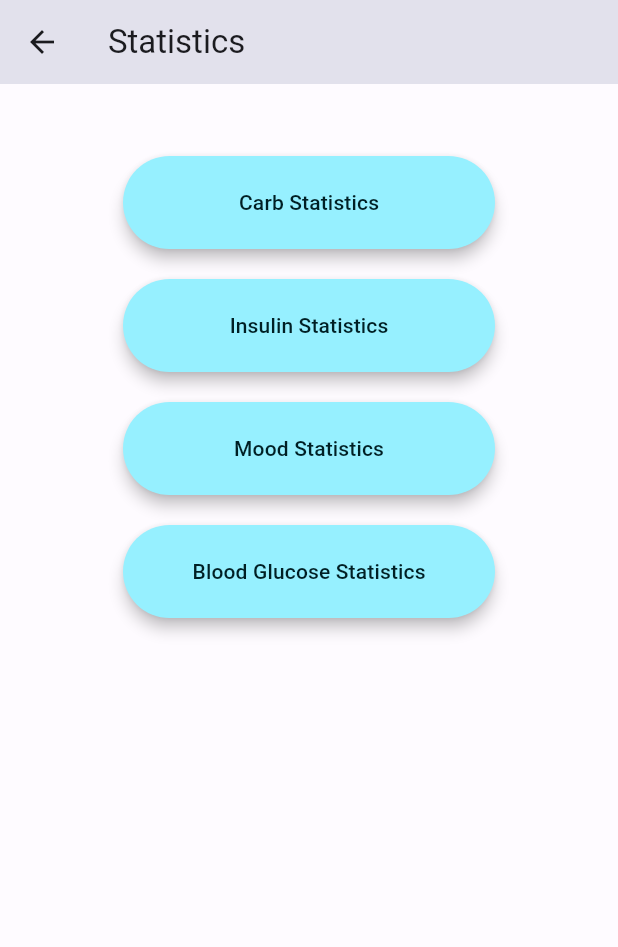
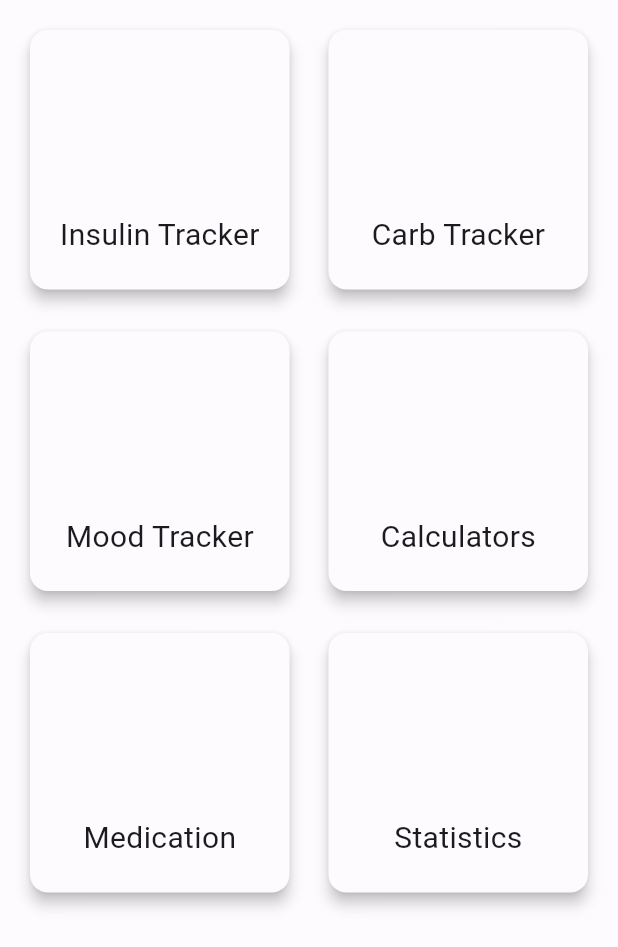
Before and after one commit to clutchkingasiimov/T1App, a Flutter app: the screen it shows after launch, on a phone screen of 412 x 824 dp. Shown: the top 947 px of the screen. Run offline on Flutter 3.47's test engine with Material 2 defaults, Android fonts, the phone set to English and light mode, and no system bars; drawn by our look-alikes of dynamic_color.

Commit message:
Changed 'home' property to show MainMenuPage()

```diff
--- a/audacia/lib/main.dart
+++ b/audacia/lib/main.dart
@@ -1,5 +1,6 @@
 import 'package:audacia/screens/calculators.dart';
 import 'package:audacia/screens/statistics.dart';
+import 'package:audacia/screens/displayScreen.dart';
 import 'package:flutter/material.dart';
 import 'package:dynamic_color/dynamic_color.dart';
 import 'color_schemes.g.dart';
@@ -43,7 +44,8 @@ class AudaciaApp extends StatelessWidget {
             colorScheme: darkScheme,
             // extensions: [darkCustomColors],
           ),
-          home: const Statistics()
+          home: const MainMenuPage(),
+          debugShowCheckedModeBanner: false
         );
       },
     );
```
